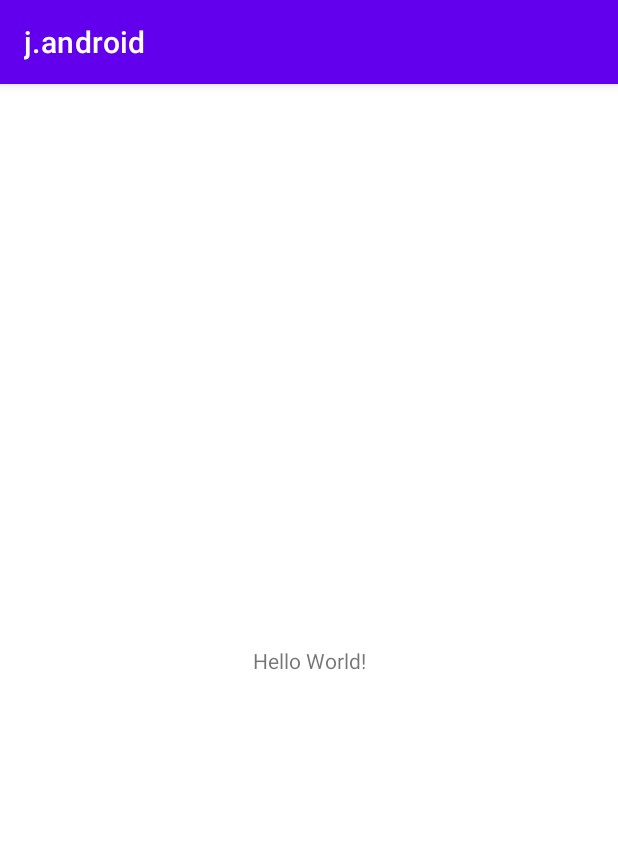
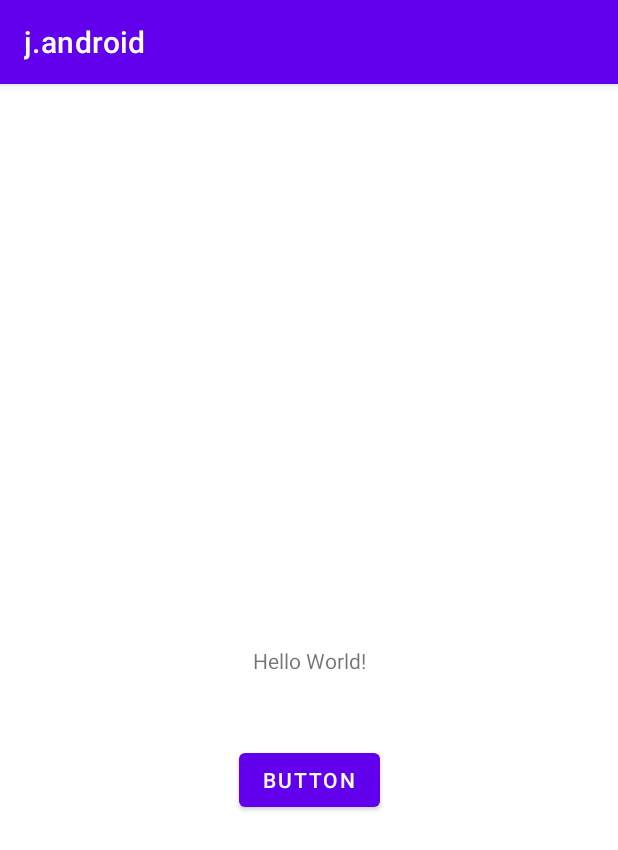
Before and after one commit to 2021-SMHRD-IITP-AI/j_android, an Android app: the screen it shows after launch (MainActivity), on a phone screen of 412 x 824 dp. Shown: the top 850 px of the screen. Run offline under Robolectric (Android 15) with nearby library versions, the phone set to English and light mode, and no system bars.

Commit message:
버튼 추가

```diff
--- a/app/src/main/java/com/smhrd/j/android/MainActivity.java
+++ b/app/src/main/java/com/smhrd/j/android/MainActivity.java
@@ -6,11 +6,13 @@
 import android.os.Bundle;
 import android.util.Log;
 import android.view.View;
+import android.widget.Button;
 import android.widget.TextView;
 
 public class MainActivity extends AppCompatActivity {
 
     private TextView tv_hw;
+    private Button btn_test;
 
     @Override
     protected void onCreate(Bundle savedInstanceState) {
@@ -22,6 +24,7 @@
         Log.v("tt","123");
 
         tv_hw = findViewById(R.id.tv_hw);
+        btn_test = findViewById(R.id.btn_test);
 
         Log.v("ada","15151515");
         Log.v("ada","15151515");
--- a/app/src/main/res/layout/activity_main.xml
+++ b/app/src/main/res/layout/activity_main.xml
@@ -16,4 +16,14 @@
         app:layout_constraintRight_toRightOf="parent"
         app:layout_constraintTop_toTopOf="parent" />
 
+    <Button
+        android:id="@+id/btn_test"
+        android:layout_width="wrap_content"
+        android:layout_height="wrap_content"
+        android:layout_marginTop="46dp"
+        android:text="Button"
+        app:layout_constraintEnd_toEndOf="parent"
+        app:layout_constraintStart_toStartOf="parent"
+        app:layout_constraintTop_toBottomOf="@+id/tv_hw" />
+
 </androidx.constraintlayout.widget.ConstraintLayout>
```
